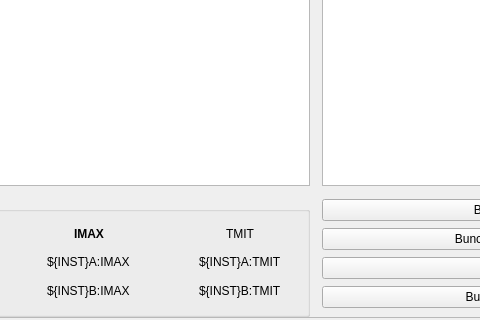
Qt form blenApp/ui/blen_waveforms.ui (slaclab/BunchLengthMonitor) before a commit; both pictures show x 209 to 689 and y 780 to 1100 of the 1050 by 1100 pixel window.
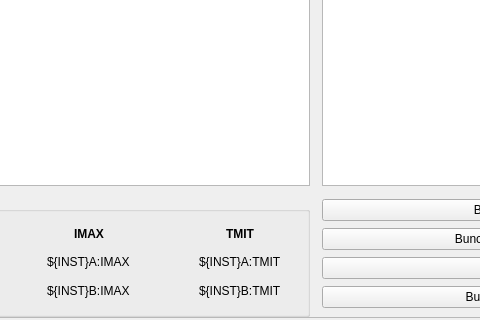
The same form after that commit. Custom widgets are drawn as their Qt base class.

Commit message: Changed plot scale defaults in blen_expert and blen_waveforms. Changed filter embedded display in blen_waveforms to stretch horizontally with the screen and lowered minimum width

What changed in the file:
```diff
--- a/blenApp/ui/blen_waveforms.ui
+++ b/blenApp/ui/blen_waveforms.ui
@@ -77,13 +77,13 @@
            </property>
            <property name="minimumSize">
             <size>
-             <width>1024</width>
+             <width>512</width>
              <height>180</height>
             </size>
            </property>
            <property name="maximumSize">
             <size>
-             <width>300</width>
+             <width>99999</width>
              <height>180</height>
             </size>
            </property>
@@ -1925,6 +1925,12 @@
                </item>
                <item row="0" column="3" alignment="Qt::AlignHCenter">
                 <widget class="QLabel" name="label_9">
+                 <property name="font">
+                  <font>
+                   <weight>75</weight>
+                   <bold>true</bold>
+                  </font>
+                 </property>
                  <property name="text">
                   <string>TMIT</string>
                  </property>
```
Left out of the diff: 6 changed lines with no effect on the pictures. The commit also changes 1 other file.
